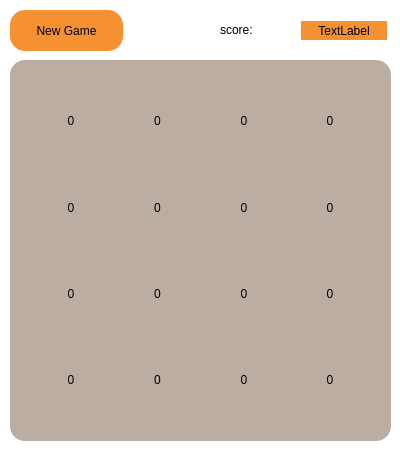
This is src/client/mainwindow.ui in Sean10/2048 as Qt 5 draws it before an edit. The edited form follows.
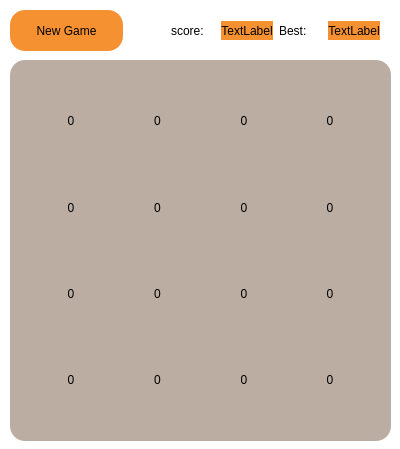
This is the edited form.

The edit to the form file:
```diff
--- a/src/client/mainwindow.ui
+++ b/src/client/mainwindow.ui
@@ -321,70 +321,6 @@
      </layout>
     </widget>
    </widget>
-   <widget class="QFrame" name="frame_2">
-    <property name="geometry">
-     <rect>
-      <x>290</x>
-      <y>10</y>
-      <width>101</width>
-      <height>41</height>
-     </rect>
-    </property>
-    <property name="layoutDirection">
-     <enum>Qt::LeftToRight</enum>
-    </property>
-    <property name="styleSheet">
-     <string notr="true"/>
-    </property>
-    <property name="frameShape">
-     <enum>QFrame::StyledPanel</enum>
-    </property>
-    <property name="frameShadow">
-     <enum>QFrame::Raised</enum>
-    </property>
-    <widget class="QWidget" name="horizontalLayoutWidget">
-     <property name="geometry">
-      <rect>
-       <x>0</x>
-       <y>0</y>
-       <width>108</width>
-       <height>41</height>
-      </rect>
-     </property>
-     <layout class="QHBoxLayout" name="horizontalLayout">
-      <item>
-       <widget class="QLabel" name="labelScore">
-        <property name="layoutDirection">
-         <enum>Qt::LeftToRight</enum>
-        </property>
-        <property name="styleSheet">
-         <string notr="true">background-color: rgb(245, 145, 49);
-border-radius:15px;</string>
-        </property>
-        <property name="text">
-         <string>TextLabel</string>
-        </property>
-        <property name="alignment">
-         <set>Qt::AlignCenter</set>
-        </property>
-       </widget>
-      </item>
-     </layout>
-    </widget>
-   </widget>
-   <widget class="QLabel" name="label">
-    <property name="geometry">
-     <rect>
-      <x>220</x>
-      <y>10</y>
-      <width>38</width>
-      <height>39</height>
-     </rect>
-    </property>
-    <property name="text">
-     <string>score:</string>
-    </property>
-   </widget>
    <widget class="QPushButton" name="pushButton">
     <property name="geometry">
      <rect>
@@ -403,6 +339,62 @@
      <string>New Game</string>
     </property>
    </widget>
+   <widget class="QWidget" name="horizontalLayoutWidget">
+    <property name="geometry">
+     <rect>
+      <x>160</x>
+      <y>10</y>
+      <width>231</width>
+      <height>41</height>
+     </rect>
+    </property>
+    <layout class="QHBoxLayout" name="horizontalLayout">
+     <item>
+      <widget class="QLabel" name="label">
+       <property name="text">
+        <string>score:</string>
+       </property>
+      </widget>
+     </item>
+     <item>
+      <widget class="QLabel" name="labelScore">
+       <property name="styleSheet">
+        <string notr="true">background-color: rgb(245, 145, 49);
+border-radius:15px;
+</string>
+       </property>
+       <property name="text">
+        <string>TextLabel</string>
+       </property>
+       <property name="alignment">
+        <set>Qt::AlignCenter</set>
+       </property>
+      </widget>
+     </item>
+     <item>
+      <widget class="QLabel" name="label_2">
+       <property name="text">
+        <string>Best:</string>
+       </property>
+      </widget>
+     </item>
+     <item>
+      <widget class="QLabel" name="labelBestScore">
+       <property name="styleSheet">
+        <string notr="true">background-color: rgb(245, 145, 49);
+border-radius:15px;
+</string>
+       </property>
+       <property name="text">
+        <string>TextLabel</string>
+       </property>
+       <property name="alignment">
+        <set>Qt::AlignCenter</set>
+       </property>
+      </widget>
+     </item>
+    </layout>
+   </widget>
   </widget>
  </widget>
  <layoutdefault spacing="6" margin="11"/>
```
